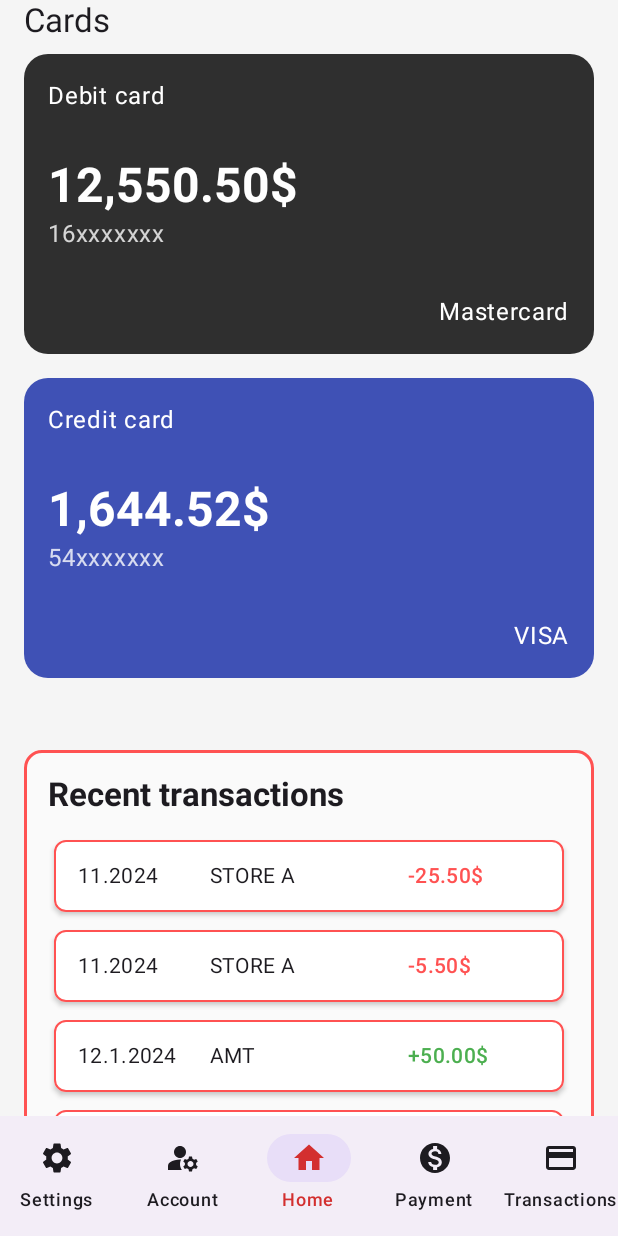
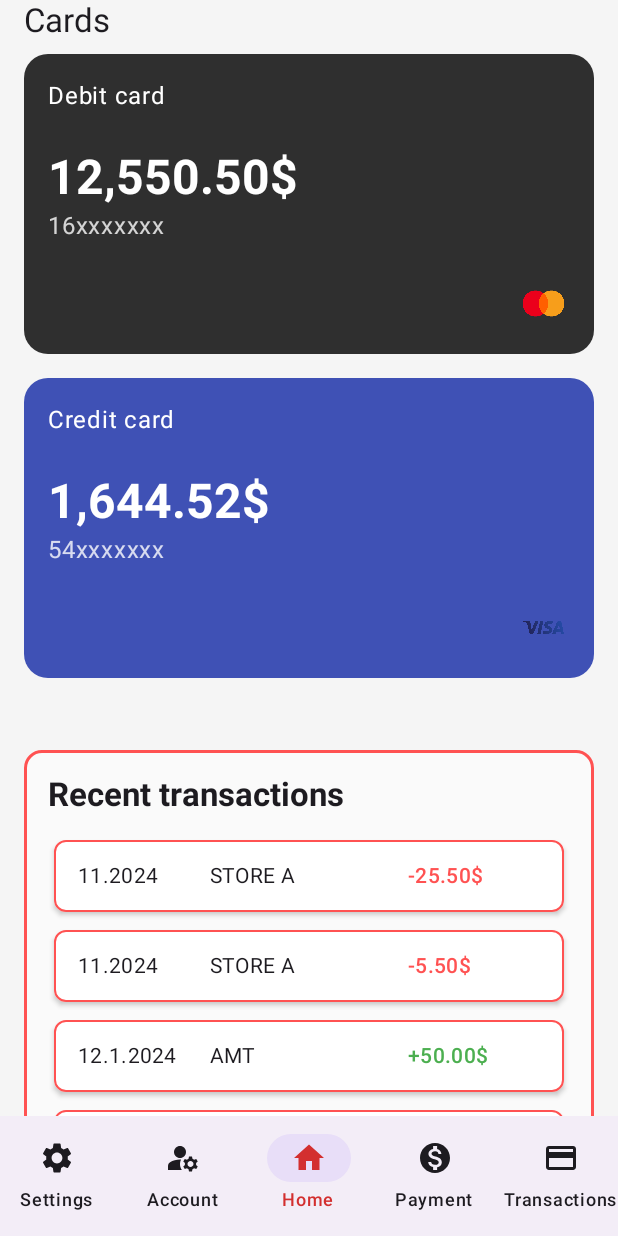
Before and after one commit to muhamedsubasic/ShungiteX-Banking-App, an Android app built with Jetpack Compose: the TransactionsScreen screen opened through its navigation route, item 3 of the bottom bar chosen, on a phone screen of 412 x 824 dp. Run offline under Robolectric (Android 15) with nearby library versions, the phone set to English and light mode, and no system bars; our stand-ins replace Room's generated code.

Commit message:
Small fix for Transaction screen

```diff
--- a/app/src/main/java/com/example/mob_project/screens/HomeScreen.kt
+++ b/app/src/main/java/com/example/mob_project/screens/HomeScreen.kt
@@ -1,5 +1,6 @@
 package com.example.mob_project.screens
 
+import android.R.attr.type
 import androidx.compose.foundation.*
 import androidx.compose.foundation.layout.*
 import androidx.compose.foundation.shape.CircleShape
@@ -11,10 +12,13 @@ import androidx.compose.ui.Modifier
 import androidx.compose.ui.draw.clip
 import androidx.compose.ui.geometry.Size
 import androidx.compose.ui.graphics.Color
+import androidx.compose.ui.graphics.painter.Painter
+import androidx.compose.ui.res.painterResource
 import androidx.compose.ui.text.font.FontWeight
 import androidx.compose.ui.unit.dp
 import androidx.compose.ui.unit.sp
 import androidx.navigation.NavHostController
+import com.example.mob_project.R
 
 @Composable
 fun HomeScreen(navController: NavHostController) {
@@ -49,7 +53,7 @@ fun CardsSection() {
             balance = "12,550.50$",
             cardNumber = "16xxxxxxx",
             cardType = "Debit card",
-            cardBrand = "Mastercard",
+            logo = painterResource(id = R.drawable.mastercard_logo),
             cardColor = Color(0xCE000000)
         )
 
@@ -59,7 +63,7 @@ fun CardsSection() {
             balance = "1,644.52$",
             cardNumber = "54xxxxxxx",
             cardType = "Credit card",
-            cardBrand = "VISA",
+            logo = painterResource(id = R.drawable.visa_logo),
             cardColor = Color(0xFF3F51B5)
         )
     }
@@ -70,7 +74,7 @@ fun BankCard(
     balance: String,
     cardNumber: String,
     cardType: String,
-    cardBrand: String,
+    logo: Painter,
     cardColor: Color
 ) {
     Card(
@@ -112,10 +116,10 @@ fun BankCard(
                 modifier = Modifier.fillMaxWidth(),
                 horizontalArrangement = Arrangement.End
             ) {
-                Text(
-                    text = cardBrand,
-                    color = Color.White,
-                    style = MaterialTheme.typography.bodyLarge
+                Image(
+                    painter = logo,
+                    contentDescription = "$type logo",
+                    modifier = Modifier.size(35.dp)
                 )
             }
         }
--- a/app/src/main/java/com/example/mob_project/screens/TransactionsScreen.kt
+++ b/app/src/main/java/com/example/mob_project/screens/TransactionsScreen.kt
@@ -1,5 +1,6 @@
 package com.example.mob_project.screens
 
+import android.R.attr.type
 import androidx.compose.foundation.Image
 import androidx.compose.foundation.border
 import androidx.compose.foundation.layout.*
@@ -84,66 +85,90 @@ private fun parseDateSafely(dateString: String): Date {
 }
 
 @Composable
-fun CardItem(
-    type: String,
-    lastFour: String,
+fun CardDisplaySection() {
+    Column(
+        modifier = Modifier.padding(horizontal = 16.dp)
+    ) {
+        Text(
+            text = "Cards",
+            style = MaterialTheme.typography.titleLarge,
+            modifier = Modifier.padding(bottom = 8.dp)
+        )
+
+        BankCardd(
+            balance = "12,550.50$",
+            cardNumber = "16xxxxxxx",
+            cardType = "Debit card",
+            logo = painterResource(id = R.drawable.mastercard_logo),
+            cardColor = Color(0xCE000000),
+        )
+
+        Spacer(modifier = Modifier.height(16.dp))
+
+        BankCardd(
+            balance = "1,644.52$",
+            cardNumber = "54xxxxxxx",
+            cardType = "Credit card",
+            logo = painterResource(id = R.drawable.visa_logo),
+            cardColor = Color(0xFF3F51B5)
+        )
+    }
+}
+
+@Composable
+fun BankCardd(
     balance: String,
-    backgroundColor: Color,
-    logo: Painter
+    cardNumber: String,
+    cardType: String,
+    logo: Painter,
+    cardColor: Color
 ) {
     Card(
         modifier = Modifier
             .fillMaxWidth()
-            .height(140.dp),
+            .height(200.dp),
         shape = RoundedCornerShape(16.dp),
-        colors = CardDefaults.cardColors(containerColor = backgroundColor),
-        elevation = CardDefaults.cardElevation(6.dp)
+        colors = CardDefaults.cardColors(
+            containerColor = cardColor
+        )
     ) {
-        Row(
+        Column(
             modifier = Modifier
                 .fillMaxSize()
                 .padding(16.dp),
-            horizontalArrangement = Arrangement.SpaceBetween
+            verticalArrangement = Arrangement.SpaceBetween
         ) {
-            Column(verticalArrangement = Arrangement.SpaceBetween) {
-                Text("${type} card", color = Color.White, fontSize = 14.sp)
-                Spacer(modifier = Modifier.height(8.dp))
-                Text(balance, color = Color.White, fontSize = 22.sp, fontWeight = FontWeight.Bold)
-                Text(lastFour, color = Color.White, fontSize = 14.sp)
+            Text(
+                text = cardType,
+                color = Color.White,
+                style = MaterialTheme.typography.bodyLarge
+            )
+
+            Column {
+                Text(
+                    text = balance,
+                    color = Color.White,
+                    style = MaterialTheme.typography.headlineLarge,
+                    fontWeight = FontWeight.Bold
+                )
+                Text(
+                    text = cardNumber,
+                    color = Color.White.copy(alpha = 0.8f),
+                    style = MaterialTheme.typography.bodyLarge
+                )
             }
-            Column(
-                verticalArrangement = Arrangement.Bottom,
-                horizontalAlignment = Alignment.End,
-                modifier = Modifier.fillMaxHeight()
+
+            Row(
+                modifier = Modifier.fillMaxWidth(),
+                horizontalArrangement = Arrangement.End
             ) {
                 Image(
                     painter = logo,
                     contentDescription = "$type logo",
-                    modifier = Modifier.size(48.dp)
+                    modifier = Modifier.size(35.dp)
                 )
             }
         }
-    }
-}
-
-@Composable
-fun CardDisplaySection() {
-    Column(modifier = Modifier.padding(16.dp)) {
-        CardItem(
-            type = "Debit",
-            lastFour = "16xxxxxxx",
-            balance = "12,550.50$",
-            backgroundColor = Color.Black,
-            logo = painterResource(id = R.drawable.mastercard_logo)
-        )
-        Spacer(modifier = Modifier.height(16.dp))
-        CardItem(
-            type = "Credit",
-            lastFour = "54xxxxxxx",
-            balance = "1,644.52$",
-            backgroundColor = Color(0xFF304FFE),
-            logo = painterResource(id = R.drawable.visa_inc__logo_wine)
-        )
     }
 }
 
```
Also changed, not shown: app/src/main/res/drawable/mastercard_logo.png (added), app/src/main/res/drawable/visa_logo.png (added).
